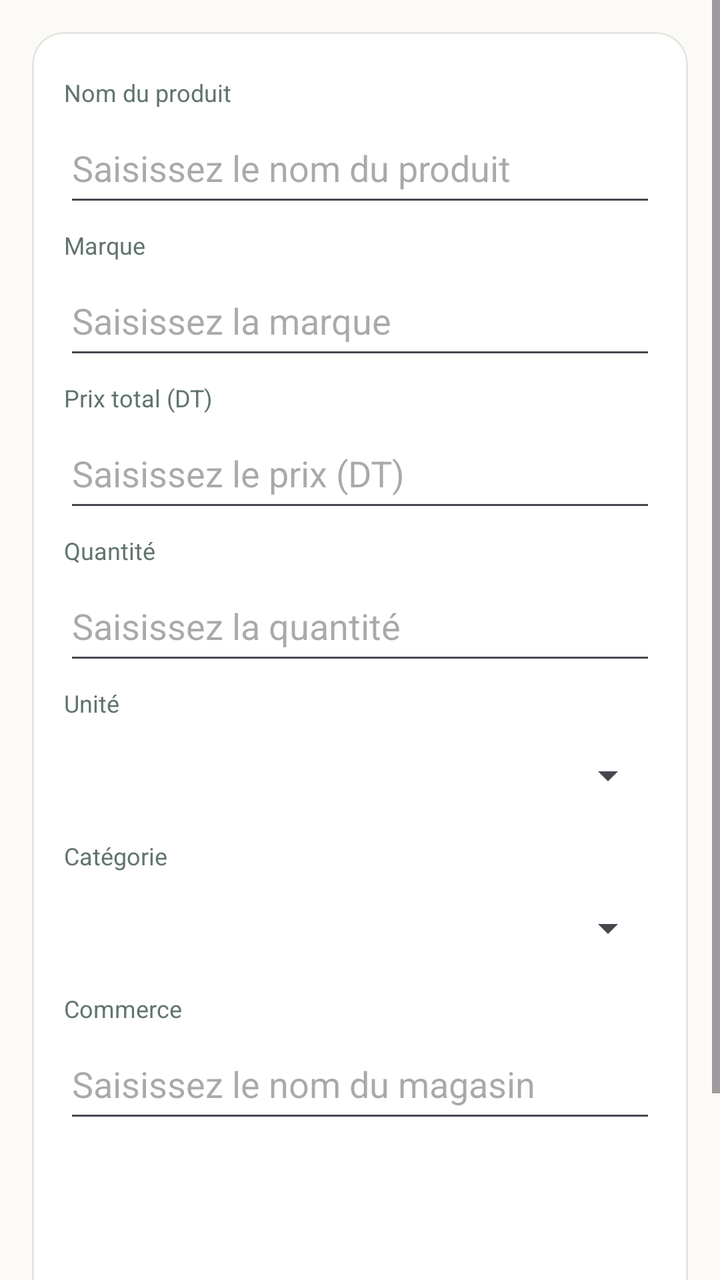
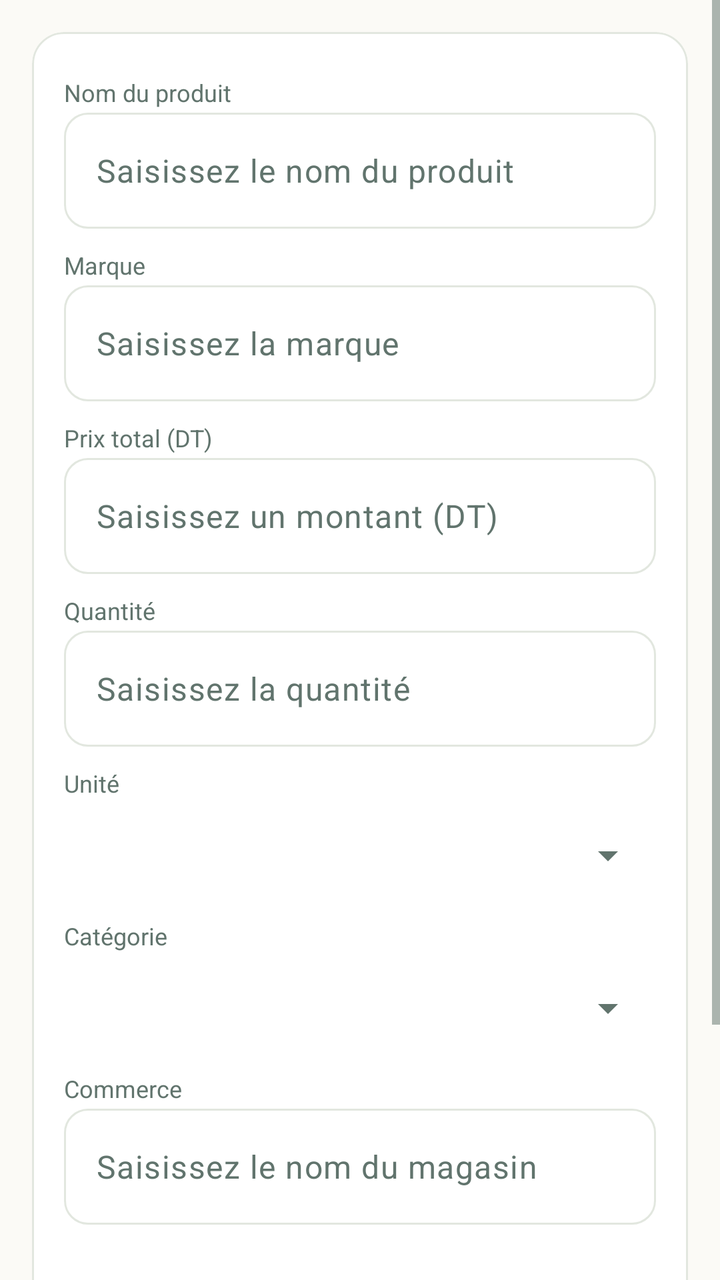

Compare the two renders of this Android layout. The source of the first and the diff that turns it into the second are given below.
<!-- AndroidManifest.xml: application theme Theme.Masrouf1 -->
<!-- res/layout/activity_compare_price.xml -->
<?xml version="1.0" encoding="utf-8"?>
<ScrollView xmlns:android="http://schemas.android.com/apk/res/android" xmlns:app="http://schemas.android.com/apk/res-auto"
    android:layout_width="match_parent" android:layout_height="match_parent" android:fillViewport="true" android:background="@color/cream">
    <com.google.android.material.card.MaterialCardView android:layout_width="match_parent" android:layout_height="wrap_content" android:layout_margin="16dp" app:cardBackgroundColor="@color/alabaster" app:cardCornerRadius="16dp" app:strokeColor="@color/card_border" app:strokeWidth="1dp">
        <LinearLayout android:layout_width="match_parent" android:layout_height="wrap_content" android:orientation="vertical" android:padding="16dp">
            <TextView style="@style/FormFieldLabel" android:labelFor="@id/compare_name" android:text="@string/product_name" />
            <EditText android:id="@+id/compare_name" android:layout_width="match_parent" android:layout_height="52dp" android:hint="@string/hint_product_name" />
            <TextView style="@style/FormFieldLabel" android:labelFor="@id/compare_brand" android:text="@string/product_brand" />
            <EditText android:id="@+id/compare_brand" android:layout_width="match_parent" android:layout_height="52dp" android:hint="@string/hint_product_brand" />
            <TextView style="@style/FormFieldLabel" android:labelFor="@id/compare_price" android:text="@string/total_price_dt" />
            <EditText android:id="@+id/compare_price" android:layout_width="match_parent" android:layout_height="52dp" android:hint="@string/hint_price" android:inputType="numberDecimal" />
            <TextView style="@style/FormFieldLabel" android:labelFor="@id/compare_quantity" android:text="@string/quantity" />
            <EditText android:id="@+id/compare_quantity" android:layout_width="match_parent" android:layout_height="52dp" android:hint="@string/hint_quantity" android:inputType="numberDecimal" />
            <TextView style="@style/FormFieldLabel" android:labelFor="@id/compare_unit" android:text="@string/field_unit" />
            <Spinner android:id="@+id/compare_unit" android:layout_width="match_parent" android:layout_height="52dp" android:contentDescription="@string/field_unit" />
            <TextView style="@style/FormFieldLabel" android:labelFor="@id/compare_category" android:text="@string/field_category" />
            <Spinner android:id="@+id/compare_category" android:layout_width="match_parent" android:layout_height="52dp" android:contentDescription="@string/field_category" />
            <TextView style="@style/FormFieldLabel" android:labelFor="@id/compare_store" android:text="@string/store_name" />
            <EditText android:id="@+id/compare_store" android:layout_width="match_parent" android:layout_height="52dp" android:hint="@string/hint_store" />
            <TextView android:id="@+id/compare_unit_price" android:layout_width="match_parent" android:layout_height="wrap_content" android:padding="8dp" android:textColor="@color/forest" android:textStyle="bold" />
            <TextView android:id="@+id/price_indicator" android:layout_width="match_parent" android:layout_height="wrap_content" android:padding="12dp" android:textColor="@color/forest" android:textStyle="bold" />
            <TextView android:id="@+id/envelope_impact" android:layout_width="match_parent" android:layout_height="wrap_content" android:padding="8dp" android:textColor="@color/muted_green" />
            <com.google.android.material.button.MaterialButton android:id="@+id/compare_save" android:layout_width="match_parent" android:layout_height="54dp" android:text="@string/confirm_save_purchase" app:backgroundTint="@color/forest" app:cornerRadius="16dp" />
        </LinearLayout>
    </com.google.android.material.card.MaterialCardView>
</ScrollView>
<!-- resources referenced by this layout -->
<resources>
  <string name="hint_price">Saisissez le prix (DT)</string>
  <style name="Base.Theme.Masrouf1" parent="Theme.Material3.DayNight.NoActionBar">
          <item name="colorPrimary">@color/forest</item>
          <item name="colorOnPrimary">@color/alabaster</item>
          <item name="colorSecondary">@color/emerald</item>
          <item name="colorOnSecondary">@color/alabaster</item>
          <item name="android:colorAccent">@color/emerald</item>
          <item name="android:windowLightStatusBar">true</item>
          <item name="android:statusBarColor">@color/cream</item>
          <item name="android:navigationBarColor">@color/cream</item>
          <item name="android:windowBackground">@color/cream</item>
      </style>
  <!-- unchanged entries left out for length: 20 -->
</resources>

<!-- the commit's change to res/layout/activity_compare_price.xml (unified diff, before → after) -->
@@ -4,19 +4,29 @@
     <com.google.android.material.card.MaterialCardView android:layout_width="match_parent" android:layout_height="wrap_content" android:layout_margin="16dp" app:cardBackgroundColor="@color/alabaster" app:cardCornerRadius="16dp" app:strokeColor="@color/card_border" app:strokeWidth="1dp">
         <LinearLayout android:layout_width="match_parent" android:layout_height="wrap_content" android:orientation="vertical" android:padding="16dp">
             <TextView style="@style/FormFieldLabel" android:labelFor="@id/compare_name" android:text="@string/product_name" />
-            <EditText android:id="@+id/compare_name" android:layout_width="match_parent" android:layout_height="52dp" android:hint="@string/hint_product_name" />
+            <com.google.android.material.textfield.TextInputLayout android:layout_width="match_parent" android:layout_height="wrap_content" android:layout_marginBottom="4dp">
+                <com.google.android.material.textfield.TextInputEditText android:id="@+id/compare_name" android:layout_width="match_parent" android:layout_height="58dp" android:hint="@string/hint_product_name" android:inputType="text" android:singleLine="true" android:textColor="@color/ink" />
+            </com.google.android.material.textfield.TextInputLayout>
             <TextView style="@style/FormFieldLabel" android:labelFor="@id/compare_brand" android:text="@string/product_brand" />
-            <EditText android:id="@+id/compare_brand" android:layout_width="match_parent" android:layout_height="52dp" android:hint="@string/hint_product_brand" />
+            <com.google.android.material.textfield.TextInputLayout android:layout_width="match_parent" android:layout_height="wrap_content" android:layout_marginBottom="4dp">
+                <com.google.android.material.textfield.TextInputEditText android:id="@+id/compare_brand" android:layout_width="match_parent" android:layout_height="58dp" android:hint="@string/hint_product_brand" android:inputType="text" android:singleLine="true" android:textColor="@color/ink" />
+            </com.google.android.material.textfield.TextInputLayout>
             <TextView style="@style/FormFieldLabel" android:labelFor="@id/compare_price" android:text="@string/total_price_dt" />
-            <EditText android:id="@+id/compare_price" android:layout_width="match_parent" android:layout_height="52dp" android:hint="@string/hint_price" android:inputType="numberDecimal" />
+            <com.google.android.material.textfield.TextInputLayout android:layout_width="match_parent" android:layout_height="wrap_content" android:layout_marginBottom="4dp">
+                <com.google.android.material.textfield.TextInputEditText android:id="@+id/compare_price" android:layout_width="match_parent" android:layout_height="58dp" android:hint="@string/hint_amount" android:inputType="numberDecimal" android:singleLine="true" android:textColor="@color/ink" />
+            </com.google.android.material.textfield.TextInputLayout>
             <TextView style="@style/FormFieldLabel" android:labelFor="@id/compare_quantity" android:text="@string/quantity" />
-            <EditText android:id="@+id/compare_quantity" android:layout_width="match_parent" android:layout_height="52dp" android:hint="@string/hint_quantity" android:inputType="numberDecimal" />
+            <com.google.android.material.textfield.TextInputLayout android:layout_width="match_parent" android:layout_height="wrap_content" android:layout_marginBottom="4dp">
+                <com.google.android.material.textfield.TextInputEditText android:id="@+id/compare_quantity" android:layout_width="match_parent" android:layout_height="58dp" android:hint="@string/hint_quantity" android:inputType="numberDecimal" android:singleLine="true" android:textColor="@color/ink" />
+            </com.google.android.material.textfield.TextInputLayout>
             <TextView style="@style/FormFieldLabel" android:labelFor="@id/compare_unit" android:text="@string/field_unit" />
             <Spinner android:id="@+id/compare_unit" android:layout_width="match_parent" android:layout_height="52dp" android:contentDescription="@string/field_unit" />
             <TextView style="@style/FormFieldLabel" android:labelFor="@id/compare_category" android:text="@string/field_category" />
             <Spinner android:id="@+id/compare_category" android:layout_width="match_parent" android:layout_height="52dp" android:contentDescription="@string/field_category" />
             <TextView style="@style/FormFieldLabel" android:labelFor="@id/compare_store" android:text="@string/store_name" />
-            <EditText android:id="@+id/compare_store" android:layout_width="match_parent" android:layout_height="52dp" android:hint="@string/hint_store" />
+            <com.google.android.material.textfield.TextInputLayout android:layout_width="match_parent" android:layout_height="wrap_content" android:layout_marginBottom="4dp">
+                <com.google.android.material.textfield.TextInputEditText android:id="@+id/compare_store" android:layout_width="match_parent" android:layout_height="58dp" android:hint="@string/hint_store" android:inputType="text" android:singleLine="true" android:textColor="@color/ink" />
+            </com.google.android.material.textfield.TextInputLayout>
             <TextView android:id="@+id/compare_unit_price" android:layout_width="match_parent" android:layout_height="wrap_content" android:padding="8dp" android:textColor="@color/forest" android:textStyle="bold" />
             <TextView android:id="@+id/price_indicator" android:layout_width="match_parent" android:layout_height="wrap_content" android:padding="12dp" android:textColor="@color/forest" android:textStyle="bold" />
             <TextView android:id="@+id/envelope_impact" android:layout_width="match_parent" android:layout_height="wrap_content" android:padding="8dp" android:textColor="@color/muted_green" />
<!-- resource entries referenced after the edit -->
@@ -1,16 +1,122 @@
 <!-- resources referenced by this layout -->
 <resources>
-  <string name="hint_price">Saisissez le prix (DT)</string>
+  <color name="ink">#112B28</color>
+  <string name="hint_amount">Saisissez un montant (DT)</string>
   <style name="Base.Theme.Masrouf1" parent="Theme.Material3.DayNight.NoActionBar">
+          
           <item name="colorPrimary">@color/forest</item>
           <item name="colorOnPrimary">@color/alabaster</item>
+          <item name="colorPrimaryContainer">@color/mint</item>
+          <item name="colorOnPrimaryContainer">@color/forest</item>
           <item name="colorSecondary">@color/emerald</item>
           <item name="colorOnSecondary">@color/alabaster</item>
+          <item name="colorSecondaryContainer">@color/mint_light</item>
+          <item name="colorOnSecondaryContainer">@color/forest</item>
+          <item name="colorTertiary">@color/mint_accent</item>
+          <item name="colorOnTertiary">@color/forest</item>
+          <item name="colorTertiaryContainer">@color/mint</item>
+          <item name="colorOnTertiaryContainer">@color/forest</item>
+  
+          
+          <item name="colorControlActivated">@color/emerald</item>
+          <item name="colorControlHighlight">@color/mint</item>
+          <item name="colorControlNormal">@color/muted_green</item>
+          <item name="colorAccent">@color/emerald</item>
           <item name="android:colorAccent">@color/emerald</item>
+          <item name="android:textColorHighlight">@color/mint</item>
+  
+          
+          <item name="colorSurface">@color/alabaster</item>
+          <item name="colorOnSurface">@color/forest</item>
+          <item name="colorSurfaceVariant">@color/cream</item>
+          <item name="colorOnSurfaceVariant">@color/muted_green</item>
+          <item name="colorSurfaceContainerLowest">@color/alabaster</item>
+          <item name="colorSurfaceContainerLow">@color/cream</item>
+          <item name="colorSurfaceContainer">@color/cream</item>
+          <item name="colorSurfaceContainerHigh">@color/mint</item>
+          <item name="colorSurfaceContainerHighest">@color/mint</item>
+          <item name="android:colorBackground">@color/cream</item>
+          <item name="colorOnBackground">@color/forest</item>
+  
+          
+          <item name="colorError">@color/coral</item>
+          <item name="colorOnError">@color/alabaster</item>
+  
+          
+          <item name="colorOutline">@color/card_border</item>
+          <item name="colorOutlineVariant">@color/card_border</item>
+  
+          
+          <item name="android:textColorPrimary">@color/forest</item>
+          <item name="android:textColorSecondary">@color/muted_green</item>
+          <item name="android:textColorHint">@color/muted_green</item>
+  
+          
           <item name="android:windowLightStatusBar">true</item>
           <item name="android:statusBarColor">@color/cream</item>
           <item name="android:navigationBarColor">@color/cream</item>
           <item name="android:windowBackground">@color/cream</item>
+  
+          
+          <item name="android:colorEdgeEffect">@color/mint_accent</item>
+  
+          
+          <item name="textInputStyle">@style/Widget.Masrouf.TextInputLayout</item>
+          <item name="chipStyle">@style/Widget.Masrouf.Chip</item>
+          <item name="materialButtonOutlinedStyle">@style/Widget.Masrouf.Button.Outlined</item>
+          <item name="materialAlertDialogTheme">@style/ThemeOverlay.Masrouf.AlertDialog</item>
+          
+          <item name="editTextStyle">@style/Widget.Masrouf.EditText</item>
+          
+          <item name="android:textColor">@color/ink</item>
+          
+          <item name="materialButtonStyle">@style/Widget.Masrouf.Button.Material</item>
+      </style>
+  <color name="mint">#D9EEDD</color>
+  <color name="mint_light">#D9EEDD</color>
+  <color name="mint_accent">#85B8A5</color>
+  <color name="coral">#DC7770</color>
+  <style name="Widget.Masrouf.TextInputLayout" parent="Widget.Material3.TextInputLayout.OutlinedBox">
+          <item name="boxBackgroundColor">@color/alabaster</item>
+          <item name="boxStrokeColor">@color/text_input_stroke_color</item>
+          <item name="hintEnabled">false</item>
+          <item name="hintTextColor">@color/text_input_label_color</item>
+          <item name="android:textColorHint">@color/muted_green</item>
+          <item name="boxCornerRadiusTopStart">12dp</item>
+          <item name="boxCornerRadiusTopEnd">12dp</item>
+          <item name="boxCornerRadiusBottomStart">12dp</item>
+          <item name="boxCornerRadiusBottomEnd">12dp</item>
+      </style>
+  <style name="Widget.Masrouf.Chip" parent="Widget.Material3.Chip.Filter">
+          <item name="chipBackgroundColor">@color/chip_background_color</item>
+          <item name="chipStrokeColor">@color/chip_stroke_color</item>
+          <item name="chipStrokeWidth">1dp</item>
+          <item name="android:textColor">@color/forest</item>
+          <item name="checkedIconTint">@color/emerald</item>
+      </style>
+  <style name="Widget.Masrouf.Button.Outlined" parent="Widget.Material3.Button.OutlinedButton">
+          <item name="android:textColor">@color/forest</item>
+          <item name="strokeColor">@color/forest</item>
+          <item name="iconTint">@color/forest</item>
+      </style>
+  <style name="ThemeOverlay.Masrouf.AlertDialog" parent="ThemeOverlay.Material3.MaterialAlertDialog">
+          <item name="colorPrimary">@color/forest</item>
+          <item name="colorSecondary">@color/emerald</item>
+          <item name="colorSurface">@color/alabaster</item>
+          <item name="colorSurfaceContainerHigh">@color/alabaster</item>
+          <item name="buttonBarPositiveButtonStyle">@style/Widget.Masrouf.DialogButton</item>
+          <item name="buttonBarNegativeButtonStyle">@style/Widget.Masrouf.DialogButton</item>
+          <item name="buttonBarNeutralButtonStyle">@style/Widget.Masrouf.DialogButton</item>
+      </style>
+  <style name="Widget.Masrouf.EditText" parent="Widget.AppCompat.EditText">
+          <item name="android:textColor">@color/ink</item>
+          <item name="android:textColorHint">@color/muted_green</item>
+      </style>
+  <style name="Widget.Masrouf.Button.Material" parent="Widget.Material3.Button">
+          <item name="android:minHeight">48dp</item>
+      </style>
+  <style name="Widget.Masrouf.DialogButton" parent="Widget.Material3.Button.TextButton.Dialog">
+          <item name="android:textColor">@color/emerald</item>
       </style>
   <!-- unchanged entries left out for length: 20 -->
 </resources>
